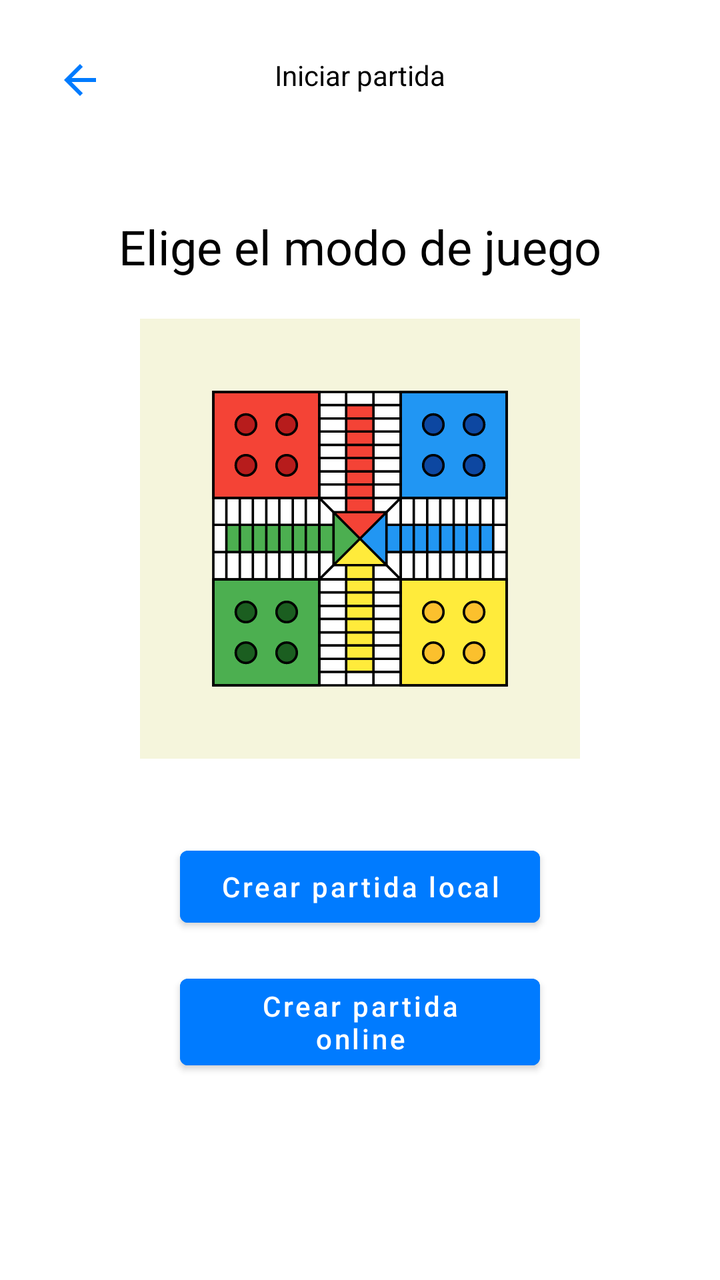
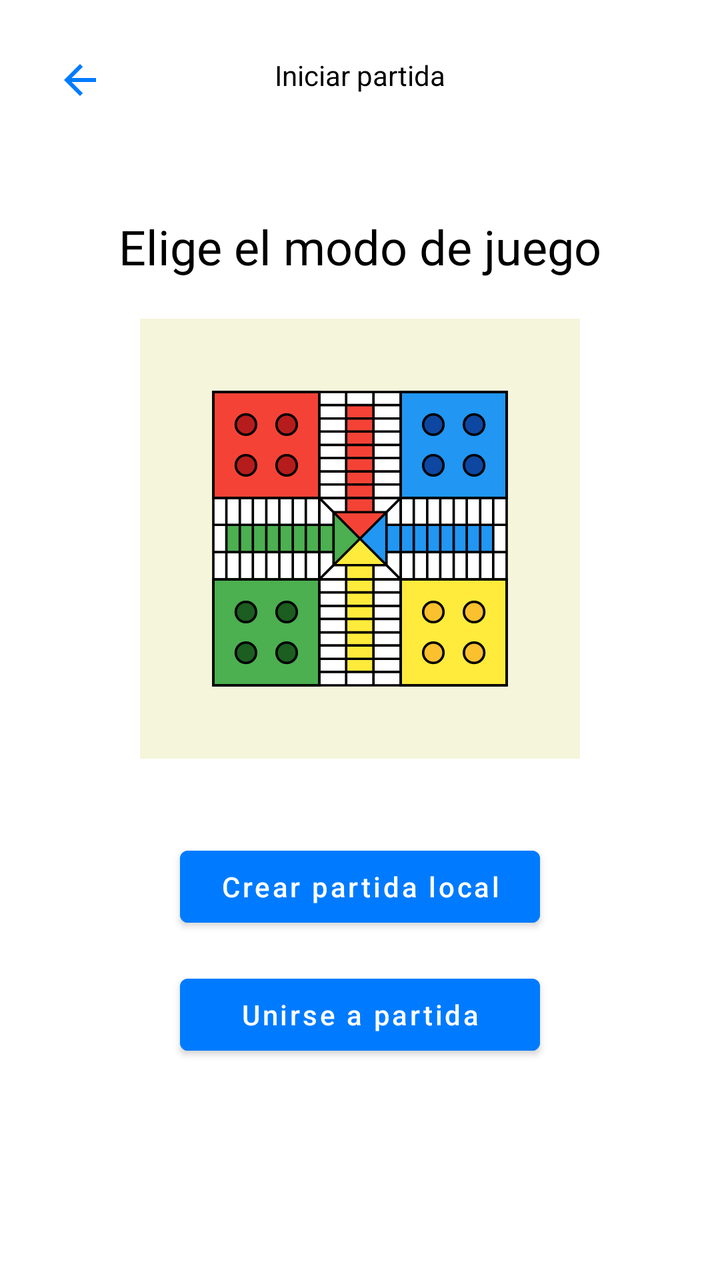

The first picture is an Android layout as it rendered before a commit; the second is the same layout after the commit. The layout source and the unified diff follow.
<!-- AndroidManifest.xml: application theme Theme.Parchis -->
<!-- res/layout/fragment_game_mode.xml -->
<?xml version="1.0" encoding="utf-8"?>
<layout xmlns:android="http://schemas.android.com/apk/res/android"
    xmlns:app="http://schemas.android.com/apk/res-auto"
    xmlns:tools="http://schemas.android.com/tools">

    <data>
        <variable
            name="viewModel"
            type="com.example.parchis.viewmodel.MainViewModel" />
    </data>

    <androidx.constraintlayout.widget.ConstraintLayout
        android:layout_width="match_parent"
        android:layout_height="match_parent"
        android:background="#FFFFFF"
        android:fitsSystemWindows="true"
        tools:context=".view.GameModeFragment">

        <ImageButton
            android:id="@+id/btnBackMode"
            android:layout_width="48dp"
            android:layout_height="48dp"
            android:layout_marginStart="16dp"
            android:layout_marginTop="16dp"
            android:background="?attr/selectableItemBackgroundBorderless"
            android:src="@drawable/ic_back"
            android:contentDescription="@string/para_volver_al_menu"
            app:layout_constraintStart_toStartOf="parent"
            app:layout_constraintTop_toTopOf="parent" />

        <TextView
            android:id="@+id/textViewModeTitle"
            android:layout_width="wrap_content"
            android:layout_height="wrap_content"
            android:layout_marginTop="28dp"
            android:text="Iniciar partida"
            android:textColor="#000000"
            android:textSize="14sp"
            app:layout_constraintEnd_toEndOf="parent"
            app:layout_constraintStart_toStartOf="parent"
            app:layout_constraintTop_toTopOf="parent" />

        <TextView
            android:id="@+id/tvChooseMode"
            android:layout_width="wrap_content"
            android:layout_height="wrap_content"
            android:layout_marginTop="60dp"
            android:text="Elige el modo de juego"
            android:textColor="#000000"
            android:textSize="24sp"
            app:layout_constraintEnd_toEndOf="parent"
            app:layout_constraintStart_toStartOf="parent"
            app:layout_constraintTop_toBottomOf="@id/textViewModeTitle" />

        <ImageView
            android:id="@+id/imageViewModeLogo"
            android:layout_width="220dp"
            android:layout_height="220dp"
            android:layout_marginTop="20dp"
            android:src="@drawable/logo_parchis"
            android:contentDescription="@string/logotipo_de_la_aplicaci_n"
            app:layout_constraintEnd_toEndOf="parent"
            app:layout_constraintStart_toStartOf="parent"
            app:layout_constraintTop_toBottomOf="@id/tvChooseMode" />

        <Button
            android:id="@+id/btnLocalGame"
            android:layout_width="180dp"
            android:layout_height="wrap_content"
            android:layout_marginTop="40dp"
            android:backgroundTint="#007BFF"
            android:text="Crear partida local"
            android:textAllCaps="false"
            app:layout_constraintEnd_toEndOf="parent"
            app:layout_constraintStart_toStartOf="parent"
            app:layout_constraintTop_toBottomOf="@id/imageViewModeLogo" />

        <Button
            android:id="@+id/btnOnlineGame"
            android:layout_width="180dp"
            android:layout_height="wrap_content"
            android:layout_marginTop="16dp"
            android:backgroundTint="#007BFF"
            android:text="Crear partida online"
            android:textAllCaps="false"
            app:layout_constraintEnd_toEndOf="parent"
            app:layout_constraintStart_toStartOf="parent"
            app:layout_constraintTop_toBottomOf="@id/btnLocalGame" />

    </androidx.constraintlayout.widget.ConstraintLayout>
</layout>
<!-- resources referenced by this layout -->
<resources>
  <!-- drawable ic_back (drawable) -->
  <vector xmlns:android="http://schemas.android.com/apk/res/android"
      android:width="24dp"
      android:height="24dp"
      android:viewportWidth="24"
      android:viewportHeight="24">
      <path
          android:fillColor="@color/blue"
          android:pathData="M20,11H7.83l5.59-5.59L12,4l-8,8l8,8l1.41-1.41L7.83,13H20V11z" />
  </vector>
  <!-- drawable logo_parchis (drawable) -->
  <?xml version="1.0" encoding="utf-8"?>
  
  <layer-list xmlns:android="http://schemas.android.com/apk/res/android">
      <item android:drawable="@drawable/ic_launcher_background" />
      <item android:drawable="@drawable/ic_launcher_foreground" />
  </layer-list>
  <string name="logotipo_de_la_aplicaci_n">Logotipo de la aplicación</string>
  <string name="para_volver_al_menu">Para volver al menu</string>
  <style name="Theme.Parchis" parent="Theme.MaterialComponents.DayNight.NoActionBar">
          
          <item name="colorPrimary">@color/purple_500</item>
          <item name="colorPrimaryVariant">@color/purple_700</item>
          <item name="colorOnPrimary">@color/white</item>
          
          <item name="colorSecondary">@color/teal_200</item>
          <item name="colorSecondaryVariant">@color/teal_700</item>
          <item name="colorOnSecondary">@color/black</item>
      </style>
  <color name="blue">#FF007BFF</color>
  <!-- drawable ic_launcher_background: vector/xml drawable (drawable, 4457 chars, omitted) -->
  <!-- drawable ic_launcher_foreground (drawable) -->
  <vector xmlns:android="http://schemas.android.com/apk/res/android"
      android:width="108dp"
      android:height="108dp"
      android:viewportWidth="108"
      android:viewportHeight="108">
  
      
      
  
      
      <path
          android:fillColor="#F44336"
          android:pathData="M54,54 L47.5,47.5 L60.5,47.5 Z" />
  
      
      <path
          android:fillColor="#2196F3"
          android:pathData="M54,54 L60.5,47.5 L60.5,60.5 Z" />
  
      
      <path
          android:fillColor="#FFEB3B"
          android:pathData="M54,54 L60.5,60.5 L47.5,60.5 Z" />
  
      
      <path
          android:fillColor="#4CAF50"
          android:pathData="M54,54 L47.5,60.5 L47.5,47.5 Z" />
  
      
      <path
          android:strokeColor="@color/black"
          android:strokeWidth="0.6"
          android:pathData="M47.5,47.5 L60.5,60.5 M60.5,47.5 L47.5,60.5 M47.5,47.5 h13 v13 h-13 z" />
  
  </vector>
  <color name="purple_500">#FF6200EE</color>
  <color name="purple_700">#FF3700B3</color>
  <color name="white">#FFFFFFFF</color>
  <color name="teal_200">#FF03DAC5</color>
  <color name="teal_700">#FF018786</color>
  <color name="black">#FF000000</color>
</resources>

<!-- the commit's change to res/layout/fragment_game_mode.xml (unified diff, before → after) -->
@@ -12,9 +12,11 @@
     <androidx.constraintlayout.widget.ConstraintLayout
         android:layout_width="match_parent"
         android:layout_height="match_parent"
-        android:background="#FFFFFF"
+        android:background="@color/white"
         android:fitsSystemWindows="true"
         tools:context=".view.GameModeFragment">
+
+        
 
         <ImageButton
             android:id="@+id/btnBackMode"
@@ -33,8 +35,8 @@
             android:layout_width="wrap_content"
             android:layout_height="wrap_content"
             android:layout_marginTop="28dp"
-            android:text="Iniciar partida"
-            android:textColor="#000000"
+            android:text="@string/iniciar_partida"
+            android:textColor="@color/black"
             android:textSize="14sp"
             app:layout_constraintEnd_toEndOf="parent"
             app:layout_constraintStart_toStartOf="parent"
@@ -45,8 +47,8 @@
             android:layout_width="wrap_content"
             android:layout_height="wrap_content"
             android:layout_marginTop="60dp"
-            android:text="Elige el modo de juego"
-            android:textColor="#000000"
+            android:text="@string/elige_el_modo_de_juego"
+            android:textColor="@color/black"
             android:textSize="24sp"
             app:layout_constraintEnd_toEndOf="parent"
             app:layout_constraintStart_toStartOf="parent"
@@ -68,8 +70,8 @@
             android:layout_width="180dp"
             android:layout_height="wrap_content"
             android:layout_marginTop="40dp"
-            android:backgroundTint="#007BFF"
-            android:text="Crear partida local"
+            android:backgroundTint="@color/blue"
+            android:text="@string/crear_partida_local"
             android:textAllCaps="false"
             app:layout_constraintEnd_toEndOf="parent"
             app:layout_constraintStart_toStartOf="parent"
@@ -80,8 +82,8 @@
             android:layout_width="180dp"
             android:layout_height="wrap_content"
             android:layout_marginTop="16dp"
-            android:backgroundTint="#007BFF"
-            android:text="Crear partida online"
+            android:backgroundTint="@color/blue"
+            android:text="@string/unirse_a_partida"
             android:textAllCaps="false"
             app:layout_constraintEnd_toEndOf="parent"
             app:layout_constraintStart_toStartOf="parent"
<!-- resource entries referenced after the edit -->
@@ -17,8 +17,12 @@
       <item android:drawable="@drawable/ic_launcher_background" />
       <item android:drawable="@drawable/ic_launcher_foreground" />
   </layer-list>
+  <string name="crear_partida_local">Crear partida local</string>
+  <string name="elige_el_modo_de_juego">Elige el modo de juego</string>
+  <string name="iniciar_partida">Iniciar partida</string>
   <string name="logotipo_de_la_aplicaci_n">Logotipo de la aplicación</string>
   <string name="para_volver_al_menu">Para volver al menu</string>
+  <string name="unirse_a_partida">Unirse a partida</string>
   <style name="Theme.Parchis" parent="Theme.MaterialComponents.DayNight.NoActionBar">
           
           <item name="colorPrimary">@color/purple_500</item>
